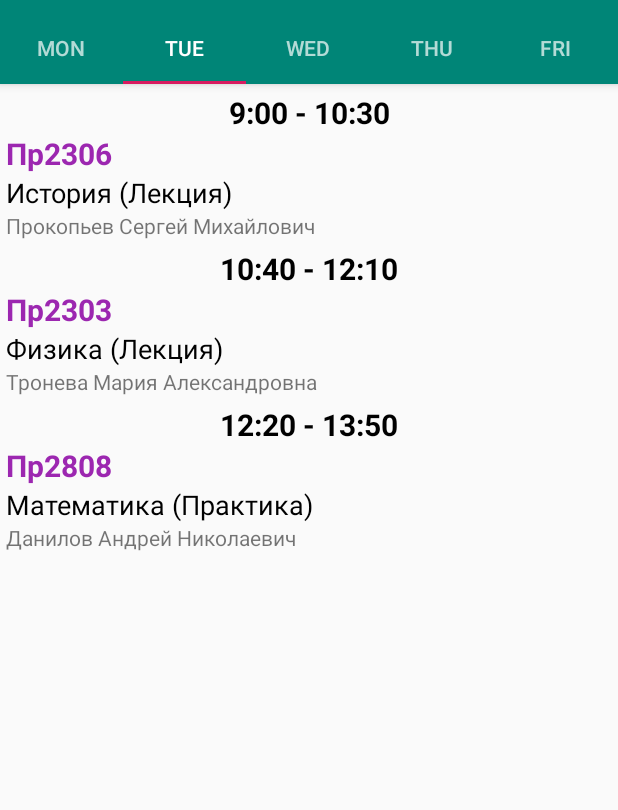
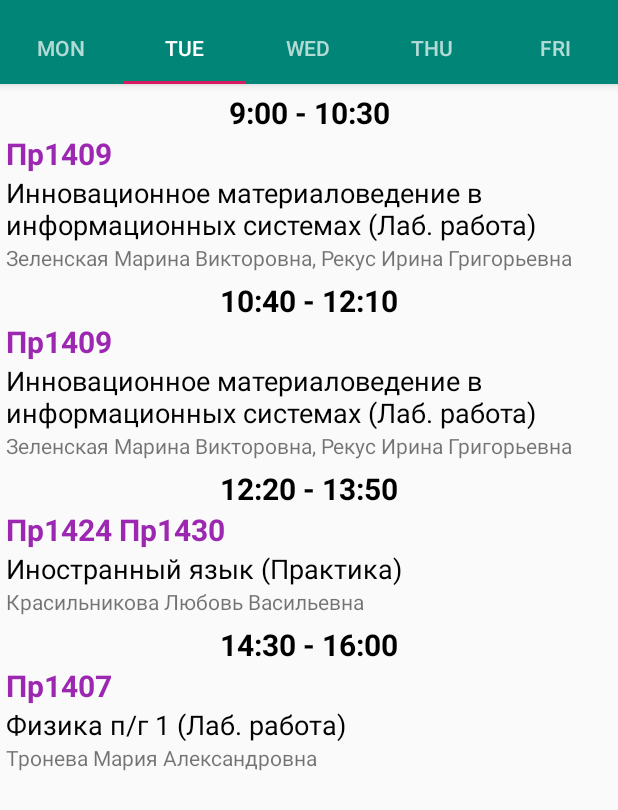
Before and after one commit to Nostereal/UniversitySchedule, an Android app: the screen it shows after launch (MainActivity), tab 2 chosen, on a phone screen of 412 x 824 dp. Shown: the top 810 px of the screen. Run offline under Robolectric (Android 15) with nearby library versions, the light colour scheme and no system bars.

Commit message:
Updated schedule for new module

```diff
--- a/app/src/main/java/com/tema/schedule/MainActivity.kt
+++ b/app/src/main/java/com/tema/schedule/MainActivity.kt
@@ -40,13 +40,14 @@ class MainActivity : AppCompatActivity() {
     }
 
     private fun setupViewPager(viewPager: ViewPager) {
-        val adapter: SectionPageAdapter =
-            SectionPageAdapter(supportFragmentManager)
-        adapter.addFragment(MondayFragment(), "Mon")
-        adapter.addFragment(TuesdayFragment(), "Tue")
-        adapter.addFragment(WednesdayFragment(), "Wed")
-        adapter.addFragment(ThursdayFragment(), "Thu")
-        adapter.addFragment(FridayFragment(), "Fri")
+        val adapter = SectionPageAdapter(supportFragmentManager)
+        with(adapter) {
+            addFragment(MondayFragment(), "Mon")
+            addFragment(TuesdayFragment(), "Tue")
+            addFragment(WednesdayFragment(), "Wed")
+            addFragment(ThursdayFragment(), "Thu")
+            addFragment(FridayFragment(), "Fri")
+        }
         viewPager.adapter = adapter
     }
 
--- a/app/src/main/java/com/tema/schedule/fragments/FridayFragment.kt
+++ b/app/src/main/java/com/tema/schedule/fragments/FridayFragment.kt
@@ -40,9 +40,8 @@ class FridayFragment : Fragment() {
     }
 
     private fun fridayScheduleFill() {
-        fridaySchedule.add(mutableListOf("9:00 - 10:30", "Пр2662", "Объектно-ориентированное программирование (Лаб.работа)", "Шурыгин Владимир Николаевич,\nАлпатова Марианна Валерьевна"))
         fridaySchedule.add(mutableListOf("10:40 - 12:10", "Пр2303", "Математика (Лекция)", "Норин Владимир Павлович"))
-        fridaySchedule.add(mutableListOf("12:20 - 13:50", "Пр2808", "Деловая этика (Практика)", "Отц Екатерина Викторовна"))
-        fridaySchedule.add(mutableListOf("14:30 - 16:00", "Пр2558\tПр2559", "Информатика (Лаб. работа)", "Рудяк Юрий Владимирович, Меньшикова Наталия Павловна"))
+        fridaySchedule.add(mutableListOf("12:20 - 13:50", "Пр1428\tПр2308",
+            "Иностранный язык (Практика)", "Красильникова Любовь Васильевна"))
     }
 }
--- a/app/src/main/java/com/tema/schedule/fragments/MondayFragment.kt
+++ b/app/src/main/java/com/tema/schedule/fragments/MondayFragment.kt
@@ -44,8 +44,10 @@ class MondayFragment : Fragment() {
     }
 
     private fun mondayScheduleFill() {
-        mondaySchedule.add(mutableListOf("9:00 - 10:30", "МСпорт.Зал", "Элективные курсы по физической культуре и спорту (Практика)", ""))
-        mondaySchedule.add(mutableListOf("10:40 - 12:10", "Пр2306", "Деловая этика (Лекция)", "Отц Екатерина Викторовна"))
-        mondaySchedule.add(mutableListOf("12:20 - 13:50", "Пр2306", "Основы современных алгоритмов (Лекция)", "Арсентьев Дмитрий Андреевич"))
+        mondaySchedule.add(mutableListOf("9:00 - 10:30", "МСпорт.Зал", "Физическая культура и спорт (Практика)", ""))
+        mondaySchedule.add(mutableListOf("10:40 - 12:10",
+            "Пр2553 Пр2662",
+            "Объектно-ориентированное программирование (Лаб. работа)",
+            "Арсентьев Дмитрий Андреевич,\nАлпатова Марианна Валерьевна"))
     }
 }
--- a/app/src/main/java/com/tema/schedule/fragments/ThursdayFragment.kt
+++ b/app/src/main/java/com/tema/schedule/fragments/ThursdayFragment.kt
@@ -40,9 +40,10 @@ class ThursdayFragment : Fragment() {
     }
 
     private fun thursdayScheduleFill() {
-        thursdaySchedule.add(mutableListOf("9:00 - 10:30", "Пр1407", "Физика (Практика)", "Тронева Мария Александровна"))
-        thursdaySchedule.add(mutableListOf("10:40 - 12:10", "Пр ВЦ 3 (2555)", "Основы современных алгоритмов (Практика)", "Алпатова Марианна Валерьевна"))
-        thursdaySchedule.add(mutableListOf("12:20 - 13:50", "Пр2306", "Объектно-ориентированное программирование (Лекция)", "Шурыгин Владимир Николаевич"))
-        thursdaySchedule.add(mutableListOf("14:30 - 16:00", "Пр2305", "История (Практика)", "Прокопьев Сергей Михайлович"))
+        thursdaySchedule.add(mutableListOf("10:40 - 12:10", "Пр2306", "Физика (Лекция)", "Тронева Мария Александровна"))
+        thursdaySchedule.add(mutableListOf("12:20 - 13:50", "Пр2306",
+            "Объектно-ориентированное программирование (Лекция)", "Шурыгин Владимир Николаевич"))
+        thursdaySchedule.add(mutableListOf("14:30 - 16:00", "Пр2554 Пр2559",
+            "Информатика (Лаб. работа)", "Меньшикова Наталия Павловна,\nРудяк Юрий Владимирович"))
     }
 }
--- a/app/src/main/java/com/tema/schedule/fragments/TuesdayFragment.kt
+++ b/app/src/main/java/com/tema/schedule/fragments/TuesdayFragment.kt
@@ -45,8 +45,15 @@ class TuesdayFragment : Fragment() {
 
 
     private fun tuesdayScheduleFill() {
-        tuesdaySchedule.add(mutableListOf("9:00 - 10:30", "Пр2306", "История (Лекция)", "Прокопьев Сергей Михайлович"))
-        tuesdaySchedule.add(mutableListOf("10:40 - 12:10", "Пр2303", "Физика (Лекция)", "Тронева Мария Александровна"))
-        tuesdaySchedule.add(mutableListOf("12:20 - 13:50", "Пр2808", "Математика (Практика)", "Данилов Андрей Николаевич"))
+        tuesdaySchedule.add(mutableListOf("9:00 - 10:30", "Пр1409",
+            "Инновационное материаловедение в информационных системах (Лаб. работа)",
+            "Зеленская Марина Викторовна, Рекус Ирина Григорьевна"))
+        tuesdaySchedule.add(mutableListOf("10:40 - 12:10", "Пр1409",
+            "Инновационное материаловедение в информационных системах (Лаб. работа)",
+            "Зеленская Марина Викторовна, Рекус Ирина Григорьевна"))
+        tuesdaySchedule.add(mutableListOf("12:20 - 13:50", "Пр1424 Пр1430",
+            "Иностранный язык (Практика)", "Красильникова Любовь Васильевна"))
+        tuesdaySchedule.add(mutableListOf("14:30 - 16:00", "Пр1407",
+            "Физика п/г 1 (Лаб. работа)", "Тронева Мария Александровна"))
     }
 }
--- a/app/src/main/java/com/tema/schedule/fragments/WednesdayFragment.kt
+++ b/app/src/main/java/com/tema/schedule/fragments/WednesdayFragment.kt
@@ -40,8 +40,9 @@ class WednesdayFragment : Fragment() {
     }
 
     private fun wednesdayScheduleFill() {
-        wednesdaySchedule.add(mutableListOf("9:00 - 10:30", "МСпорт. Зал", "Элективные курсы по физической культуре и спорту (Практика)", ""))
-        wednesdaySchedule.add(mutableListOf("10:40 - 12:10", "Пр2306", "Информатика (Лекция)", "Рудяк Юрий Владимирович"))
-        wednesdaySchedule.add(mutableListOf("12:20 - 13:50", "Пр2306", "Инновационное материаловедение в информационных системах (Лекция)", "Зеленская Марина Викторовна"))
+        wednesdaySchedule.add(mutableListOf("9:00 - 10:30", "МСпорт. Зал",
+            "Элективные курсы по физической культуре и спорту (Практика)", ""))
+        wednesdaySchedule.add(mutableListOf("10:40 - 12:10", "Пр1426",
+            "Математика (Практика)", "Норин Владимир Павлович"))
     }
 }
--- a/build.gradle
+++ b/build.gradle
@@ -7,7 +7,7 @@ buildscript {
         jcenter()
     }
     dependencies {
-        classpath 'com.android.tools.build:gradle:3.3.0'
+        classpath 'com.android.tools.build:gradle:3.3.2'
         classpath "org.jetbrains.kotlin:kotlin-gradle-plugin:$kotlin_version"
 
         // NOTE: Do not place your application dependencies here; they belong
```
